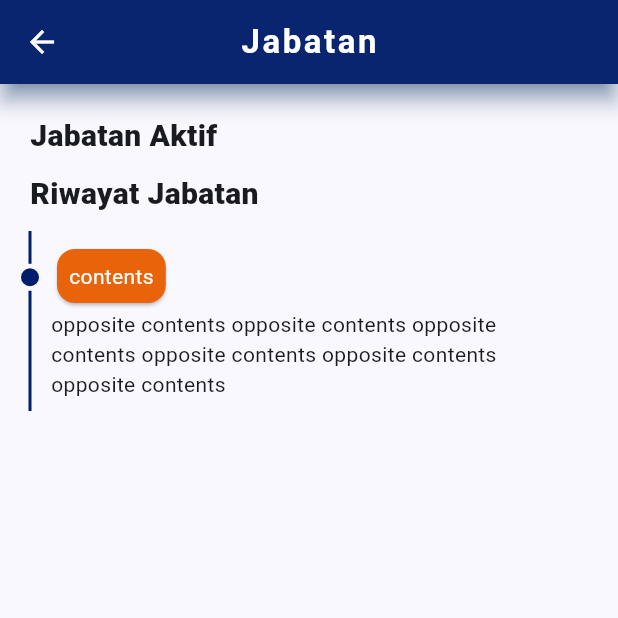
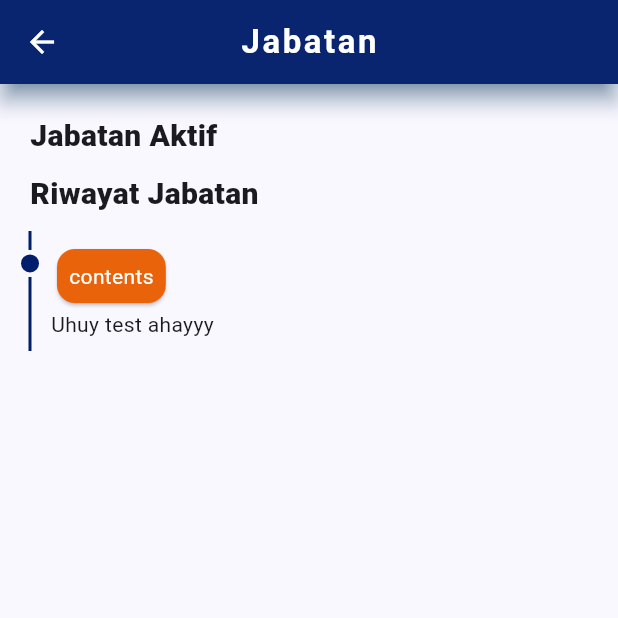
Before and after one commit to adindaayuazzahra/jmtm_apps, a Flutter app: the Jabatan screen opened by its route, on a phone screen of 412 x 824 dp, the top half of it. Run offline on Flutter 3.47's test engine with Material 3 defaults, Android fonts, the phone set to English and light mode, and no system bars; drawn by our look-alikes of timelines; our stand-ins replace connectivity, fluro, font_awesome_flutter, geocoding, google_fonts, image_picker and 7 more; missing offline and left inert: syncfusion_flutter_maps; accounts and stored records are empty; Roboto replaces fonts that are missing (Heebo).

Commit message:
Push from mac

```diff
--- a/lib/user/profil/jabatan.dart
+++ b/lib/user/profil/jabatan.dart
@@ -101,7 +101,7 @@ class _JabatanState extends State<Jabatan> {
                                 ),
                               ),
                               Text(
-                                  'opposite contents opposite contents opposite contents opposite contents opposite contents opposite contents'),
+                                  'Uhuy test ahayyy'),
                             ],
                           ),
                         ),
```
Also changed, not shown: 3 other files.
